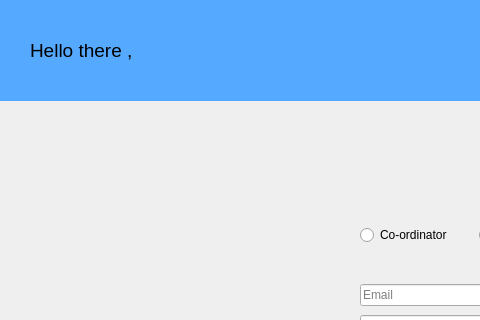
Old version of the form loginpage.ui in the repository prazzx/Kakshya; both pictures show x 0 to 480 and y 0 to 320 of the 1200 by 900 pixel window.
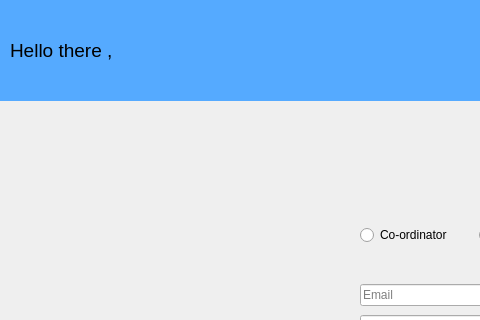
New version of the form.

```diff
--- a/loginpage.ui
+++ b/loginpage.ui
@@ -197,7 +197,7 @@
    <widget class="QLabel" name="label_2">
     <property name="geometry">
      <rect>
-      <x>150</x>
+      <x>130</x>
       <y>10</y>
       <width>181</width>
       <height>81</height>
```
Left out of the diff: 2 changed lines with no effect on the pictures.
